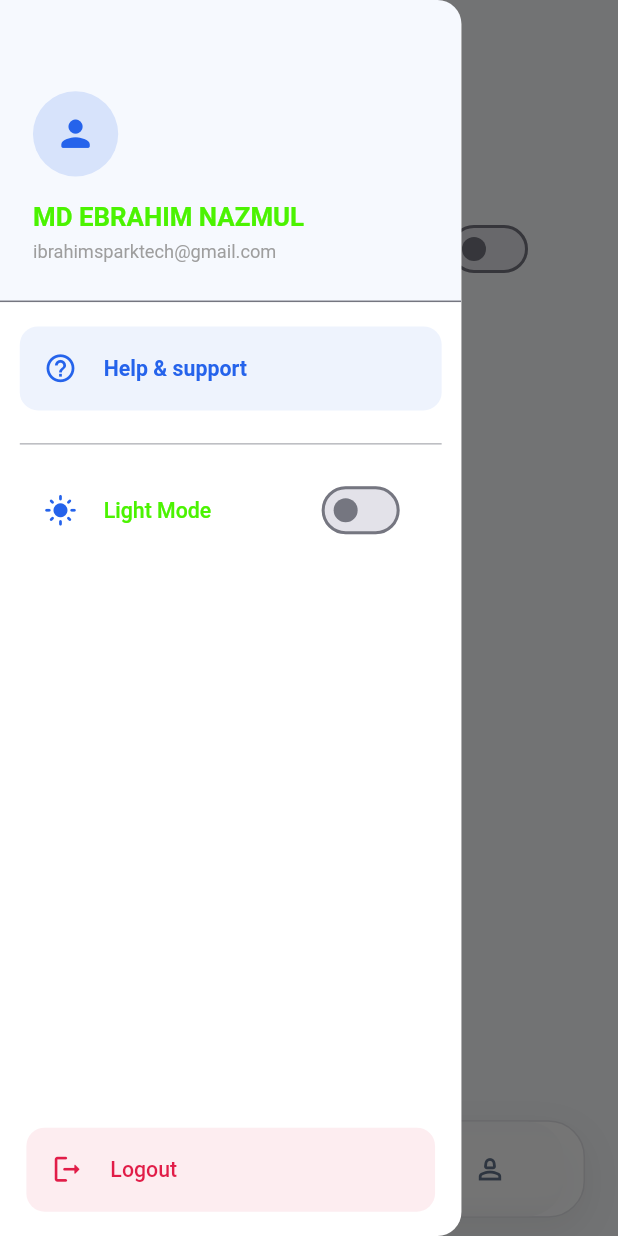
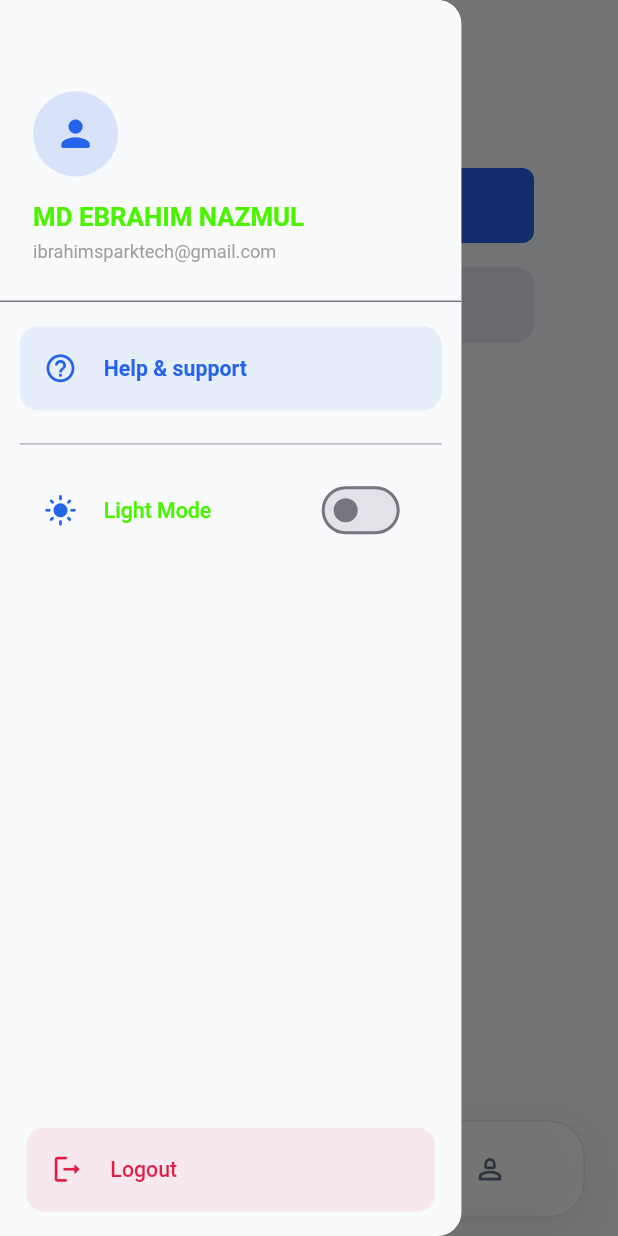
Before and after one commit to parentroots/getx, a Flutter app: the MainBottomNavScreen screen opened by its route, with the side drawer open, on a phone screen of 412 x 824 dp. Run offline on Flutter 3.47's test engine with Material 3 defaults, Android fonts, the phone set to English and light mode, and no system bars; our stand-ins replace cached_network_image, connectivity_plus, country_picker, dio, file_picker, firebase_core and 14 more; accounts and stored records are empty; network calls fail.

Commit message:
theme refine

```diff
--- a/lib/component/layout/common_drawer.dart
+++ b/lib/component/layout/common_drawer.dart
@@ -56,9 +56,7 @@ class _CommonDrawerState extends State<CommonDrawer> {
     final isDark = theme.brightness == Brightness.dark;
 
     return Drawer(
-      backgroundColor: theme.brightness == Brightness.dark
-          ? theme.colorScheme.surface
-          : Colors.white,
+      backgroundColor: context.appColors.background,
       elevation: 0,
       width: 280.w,
       child: Column(
@@ -135,9 +133,7 @@ class _CommonDrawerState extends State<CommonDrawer> {
       width: double.infinity,
       padding: EdgeInsets.fromLTRB(20.w, 60.h, 20.w, 24.h),
       decoration: BoxDecoration(
-        color: isDark
-            ? Colors.grey.shade900
-            : theme.primaryColor.withValues(alpha: 0.04),
+        color:context.appColors.background,
         border: Border(
           bottom: BorderSide(
             color: theme.dividerColor,
--- a/lib/features/home/screen/view/home_screen.dart
+++ b/lib/features/home/screen/view/home_screen.dart
@@ -19,63 +19,39 @@ class HomeScreen extends GetView<HomeController> {
 
   @override
   Widget build(BuildContext context) {
-    final isDark = Theme.of(context).brightness == Brightness.dark;
     return CommonScaffold(
-
       appBar: CommonAppBar(
         centerTitle: true,
+        titleColor: context.appColors.primary,
         title: 'Home',
         showBack: false,
-      /*  leading: IconButton(
-          icon: const Icon(Icons.menu),
+        leading: IconButton(
+          icon: Icon(
+            Icons.menu,
+            color: context.appColors.primary,
+          ),
           onPressed: () {
-            Get.find<MainBottomNavController>().openDrawer();
+            Get.find<MainBottomNavController>()
+                .openDrawer();
           },
-        ),*/
+        ),
       ),
-      body: Column(
+      body: ListView(
+        padding: EdgeInsets.all(AppSpacing.lg),
         children: [
-
-
-
           CommonButton(
-
-            buttonColor: context.appColors.testColor,
-              titleText: "This Is Buttton"),
-
-
-
-
-
-          _buildThemeToggle(context, isDark),
-
-
+            buttonColor: context.appColors.primary,
+            titleText: "This Is Button",
+          ),
+          SizedBox(height: AppSpacing.md),
+          CommonCard(
+            color: context.appColors.border,
+            child: CommonText(
+               "Welcome to GetX Template",
+              color: context.appColors.textColor,
+            ),
+          ),
         ],
-
-
-      ),
-    );
-  }
-
-
-  Widget _buildThemeToggle(
-      BuildContext context,
-      bool isDark,
-      ) {
-    final theme = Theme.of(context);
-    return Padding(
-      padding: EdgeInsets.only(bottom: 6.h),
-      child: SwitchListTile(
-        value: isDark,
-        onChanged: (bool val) {
-          Get.changeThemeMode(
-            val ? ThemeMode.dark : ThemeMode.light,
-          );
-        },
-        shape: RoundedRectangleBorder(
-          borderRadius: BorderRadius.circular(12.r),
-        ),
-        activeColor: context.appColors.primary,
       ),
     );
   }
```
